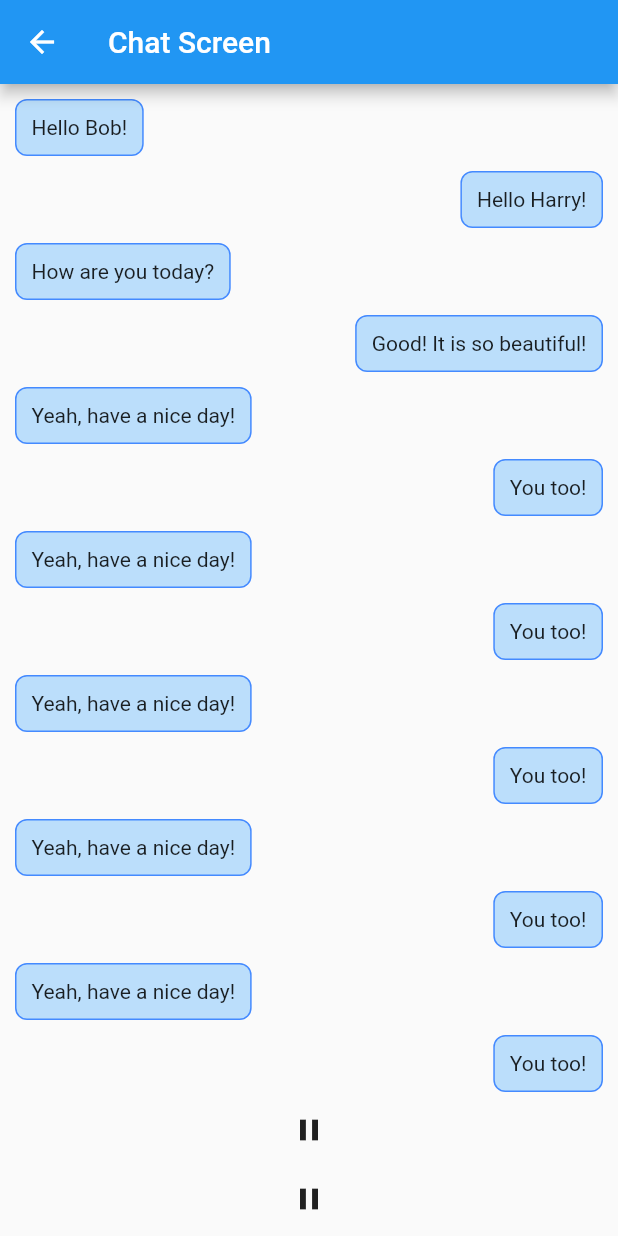
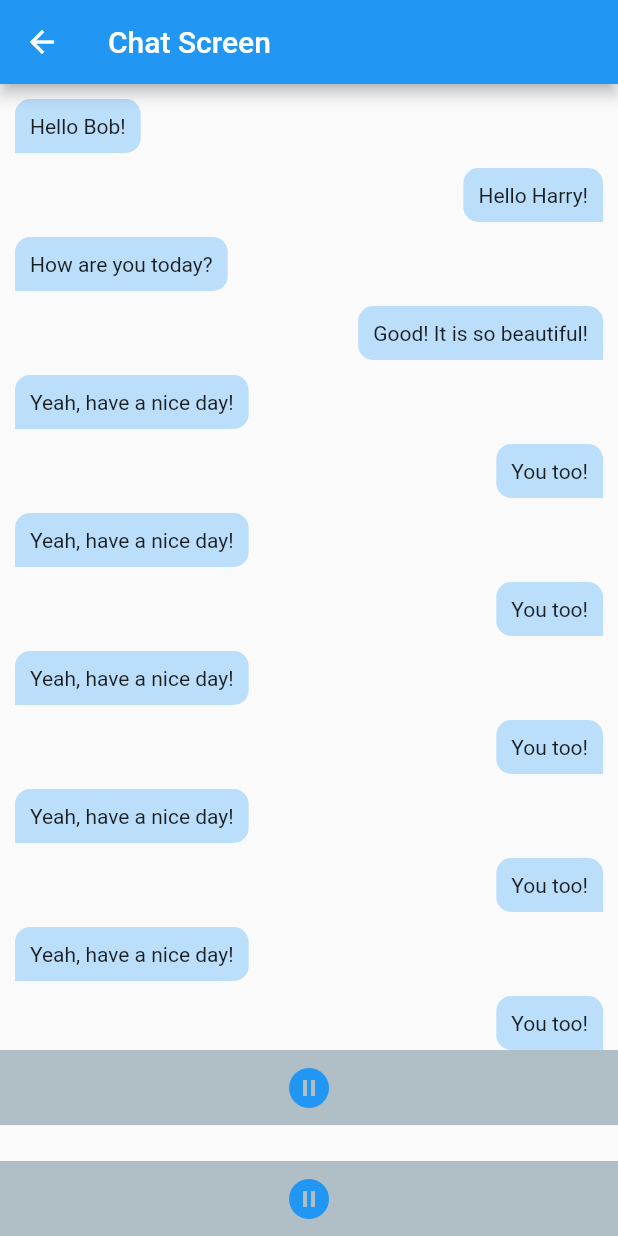
Before and after one commit to ngocAnh1999/int3122-2019, a Flutter app: the ChatScreen screen opened directly, on a phone screen of 412 x 824 dp. Run offline on Flutter 3.47's test engine with Material 2 defaults, Android fonts, the phone set to English and light mode, and no system bars; our stand-ins replace cloud_firestore, firebase_auth, flutter_tts, fluttertoast, google_sign_in, shared_preferences; accounts and stored records are empty.

Commit message:
+ update ui chat

```diff
--- a/group2_listen_english/mobile/lib/core/components/ItemList.dart
+++ b/group2_listen_english/mobile/lib/core/components/ItemList.dart
@@ -22,6 +22,7 @@ class ItemList extends StatelessWidget {
       },
       child: Card(
         elevation: 1.0,
+        margin: EdgeInsets.all(12.0),
         shape: RoundedRectangleBorder(
           borderRadius: BorderRadius.circular(10.0),
         ),
--- a/group2_listen_english/mobile/lib/views/screen/ChatScreen.dart
+++ b/group2_listen_english/mobile/lib/views/screen/ChatScreen.dart
@@ -46,7 +46,7 @@ class _ChatScreenState extends State<ChatScreen> {
   //   }
   // }
 
-	void _changeScreen() {
+  void _changeScreen() {
     setState(() {
       // sets it to the opposite of the current screen
       speakingState = !speakingState;
@@ -126,8 +126,16 @@ class _ChatScreenState extends State<ChatScreen> {
             // decoration: myBoxDecoration(),
             decoration: BoxDecoration(
               color: Colors.blue[100],
-              border: Border.all(color: Colors.blueAccent),
-              borderRadius: BorderRadius.all(Radius.circular(8.0)),
+              // border: Border.all(color: Colors.blueAccent),
+              borderRadius: BorderRadius.only(
+                  topLeft: Radius.circular(10.0),
+                  topRight: Radius.circular(10.0),
+                  bottomLeft: alignment == MainAxisAlignment.end
+                      ? Radius.circular(10.0)
+                      : Radius.circular(0.0),
+                  bottomRight: alignment == MainAxisAlignment.start
+                      ? Radius.circular(10.0)
+                      : Radius.circular(0.0)),
             ),
           ),
         )
@@ -138,12 +146,13 @@ class _ChatScreenState extends State<ChatScreen> {
   Widget bottomChat() {
     return Container(
       height: 50,
+			color: Colors.blueGrey[200],
       child: Row(
         mainAxisAlignment: MainAxisAlignment.spaceEvenly,
         children: <Widget>[
           GestureDetector(
             onTap: _changeScreen,
-            child: Icon(speakingState ? Icons.mic : Icons.pause),
+            child: Icon(speakingState ? Icons.mic : Icons.pause_circle_filled, color: Colors.blue, size: 32.0,),
           )
         ],
       ),
```
